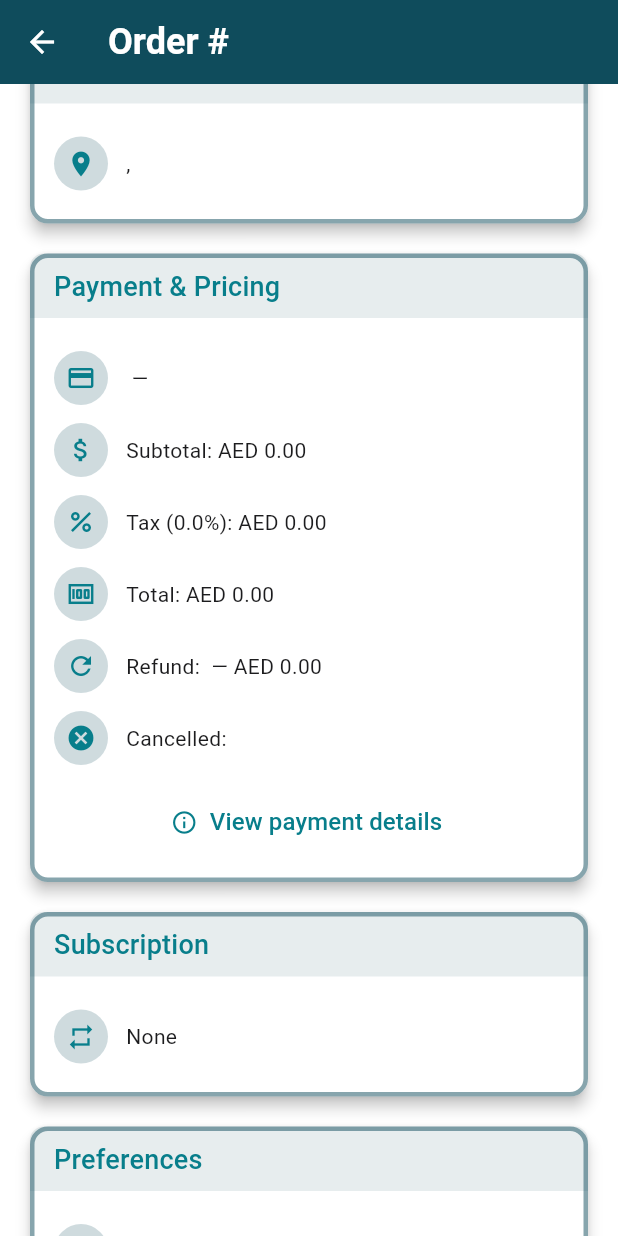
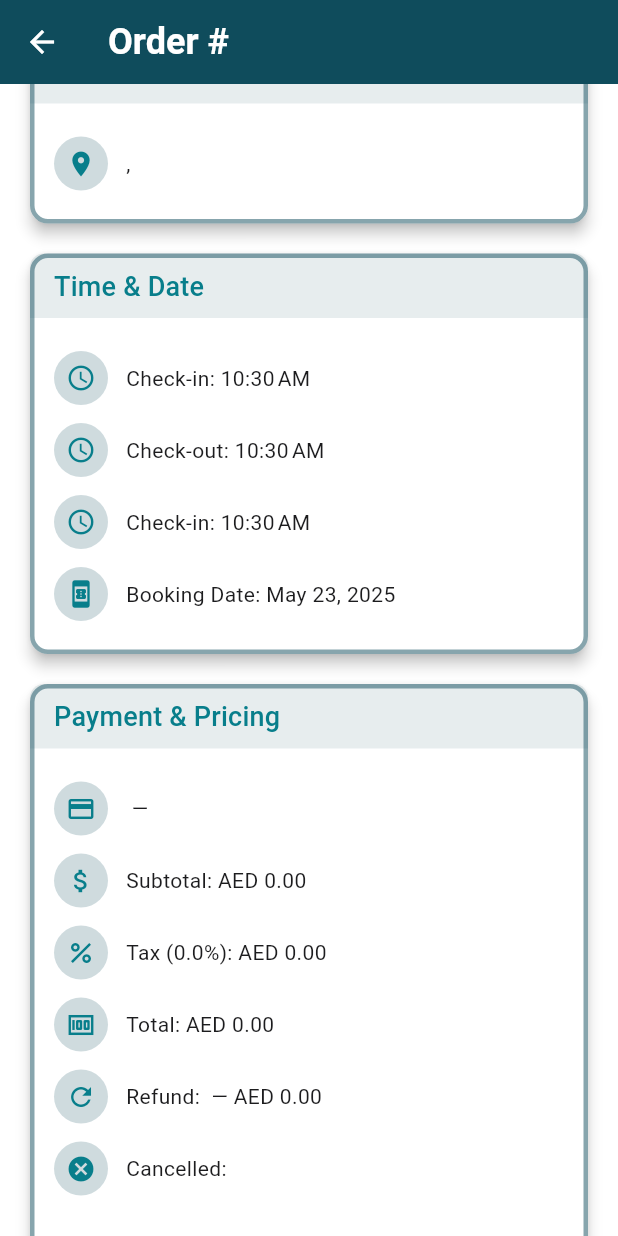
Before and after one commit to ajutheman/klinitadminapp, a Flutter app: the OrderDetailPage screen opened directly with empty values, scrolled down 576 dp, on a phone screen of 412 x 824 dp. Run offline on Flutter 3.47's test engine with Material 3 defaults, Android fonts, the light colour scheme and no system bars; our stand-ins replace dio, equatable, firebase_core, firebase_messaging, flutter_bloc, flutter_svg and 1 more; accounts and stored records are empty; project files that could hold a hidden picture were left out.

Commit message:
fixed it complect

```diff
--- a/lib/features/orders/models/order_model.dart
+++ b/lib/features/orders/models/order_model.dart
@@ -59,6 +59,12 @@ class Order {
   final List<OrderItem> orderItems;
 
   final List<WorkAssignment> workAssignments;
+  final String? typeOfCleaning;
+  final String? nextGuestCheckInTime;
+  final String? wifiAccessCode;
+  final String? referralAdCode;
+  final int? referralAdBonusCoins;
+
 
   Order({
     required this.id,
@@ -113,6 +119,8 @@ class Order {
     this.address,
     required this.orderItems,
     required this.workAssignments,
+    this.typeOfCleaning,this.nextGuestCheckInTime,this.wifiAccessCode,this.referralAdCode,
+    this.referralAdBonusCoins,
   });
 
   factory Order.fromJson(Map<String, dynamic> json) {
@@ -195,6 +203,9 @@ class Order {
       // createdAt: json['created_at'] != null
       //     ? DateTime.tryParse(json['created_at'])
       //     : null,
+      typeOfCleaning: json['type_of_cleaning'],
+      nextGuestCheckInTime: json['next_guest_check_in_time'],
+      wifiAccessCode: json['wifi_access_code'],
       customer:
           json['customer'] != null ? Customer.fromJson(json['customer']) : null,
       address:
--- a/lib/features/orders/screens/OrderDetailPage.dart
+++ b/lib/features/orders/screens/OrderDetailPage.dart
@@ -967,7 +967,48 @@ class OrderDetailPage extends StatelessWidget {
           ],
         ),
       ),
+      if ((order.notes ?? '').isNotEmpty)
+        _animatedCard(
+          _section(
+            context,
+            title: 'Notes',
+            children: [
+              Text(order.notes!,
+                  style: theme.textTheme.bodyMedium?.copyWith(fontStyle: FontStyle.italic)),
+            ],
+          ),
+        ),
+      _animatedCard(
+        _section(
+          context,
+          title: 'Time & Date',
+          children: [
+            _infoRow(
+              theme,
+              Icons.access_time,
+              'Check‑in: ${order.checkInTime != null ? DateFormat.jm().format(order.checkInTime! as DateTime) : '-'}',
+            ),
+            _infoRow(
+              theme,
+              Icons.access_time_outlined,
+              'Check‑out: ${order.checkOutTime != null ? DateFormat.jm().format(order.checkOutTime! as DateTime) : '-'}',
+            ),
+            _infoRow(
+              theme, Icons.access_time,
+              'Check-in: ${order.checkInTime != null
+                  ? DateFormat.jm().format(order.checkInTime!)
+                  : '-'}',
+            ),
 
+            if (order.bookingDate != null)
+              _infoRow(
+                theme,
+                Icons.book_online,
+                'Booking Date: ${DateFormat.yMMMd().format(order.bookingDate!)}',
+              ),
+          ],
+        ),
+      ),
       _animatedCard(
         _section(
           context,
@@ -1037,96 +1078,6 @@ class OrderDetailPage extends StatelessWidget {
           ],
         ),
       ),
-
-      _animatedCard(
-        _section(
-          context,
-          title: 'Preferences',
-          children: [
-            _infoRow(theme, Icons.bedroom_parent_outlined, 'Bedrooms: ${order.bedrooms ?? '-'}'),
-            _infoRow(theme, Icons.pets, 'Pets Present: ${order.petsPresent ? 'Yes' : 'No'}'),
-            _infoRow(theme, Icons.bed, 'Beds: ${order.beds ?? '-'}'),
-            _infoRow(theme, Icons.weekend, 'Sofa Beds: ${order.sofaBeds ?? '-'}'),
-            _infoRow(theme, Icons.label_outline_sharp,
-                'With Linen: ${order.withLinen == 1 ? 'Yes' : 'No'}'),
-            _infoRow(theme, Icons.shopping_bag,
-                'With Supplies: ${order.withSupplies == 1 ? 'Yes' : 'No'}'),
-            _infoRow(theme, Icons.door_front_door,
-                'Door Access: ${order.doorAccessCode ?? '-'}'),
-            _infoRow(theme, Icons.people, 'Occupancy: ${order.occupancy ?? '-'}'),
-          ],
-        ),
-      ),
-
-      _animatedCard(
-        _section(
-          context,
-          title: 'Time & Date',
-          children: [
-            _infoRow(
-              theme,
-              Icons.access_time,
-              'Check‑in: ${order.checkInTime != null ? DateFormat.jm().format(order.checkInTime! as DateTime) : '-'}',
-            ),
-            _infoRow(
-              theme,
-              Icons.access_time_outlined,
-              'Check‑out: ${order.checkOutTime != null ? DateFormat.jm().format(order.checkOutTime! as DateTime) : '-'}',
-            ),
-            _infoRow(
-              theme, Icons.access_time,
-              'Check-in: ${order.checkInTime != null
-                  ? DateFormat.jm().format(order.checkInTime!)
-                  : '-'}',
-            ),
-
-            if (order.bookingDate != null)
-              _infoRow(
-                theme,
-                Icons.book_online,
-                'Booking Date: ${DateFormat.yMMMd().format(order.bookingDate!)}',
-              ),
-          ],
-        ),
-      ),
-
-      _animatedCard(
-        _section(
-          context,
-          title: 'Coupon & Referral',
-          children: [
-            _infoRow(theme, Icons.local_offer, 'Coupon Code: ${order.couponCode ?? '-'}'),
-            _infoRow(theme, Icons.money_off,
-                'Coupon Discount: AED ${order.couponDiscount.toStringAsFixed(2)}'),
-            _infoRow(theme, Icons.redeem, 'Referral Code: ${order.referralCode ?? '-'}'),
-            _infoRow(theme, Icons.stars, 'Referral Bonus: ${order.referralBonusCoins} coins'),
-          ],
-        ),
-      ),
-
-      _animatedCard(
-        _section(
-          context,
-          title: 'Order Meta',
-          children: [
-            _infoRow(theme, Icons.home_work, 'Customer Addr ID: ${order.customerAddressId}'),
-            _infoRow(theme, Icons.schedule, 'Schedule ID: ${order.scheduledTimeId}'),
-          ],
-        ),
-      ),
-
-      if ((order.notes ?? '').isNotEmpty)
-        _animatedCard(
-          _section(
-            context,
-            title: 'Notes',
-            children: [
-              Text(order.notes!,
-                  style: theme.textTheme.bodyMedium?.copyWith(fontStyle: FontStyle.italic)),
-            ],
-          ),
-        ),
-
       if (order.orderItems.isNotEmpty)
         _animatedCard(
           _section(
@@ -1154,9 +1105,7 @@ class OrderDetailPage extends StatelessWidget {
               );
             }).toList(),
           ),
-        ),
-
-      _animatedCard(
+        ), _animatedCard(
         _section(
           context,
           title: 'Assigned Employees',
@@ -1183,6 +1132,87 @@ class OrderDetailPage extends StatelessWidget {
           }).toList(),
         ),
       ),
+      _animatedCard(
+        _section(
+          context,
+          title: 'Preferences',
+          children: [
+            _infoRow(theme, Icons.bedroom_parent_outlined, 'Bedrooms: ${order.bedrooms ?? '-'}'),
+            _infoRow(theme, Icons.pets, 'Pets Present: ${order.petsPresent ? 'Yes' : 'No'}'),
+            _infoRow(theme, Icons.bed, 'Beds: ${order.beds ?? '-'}'),
+            _infoRow(theme, Icons.weekend, 'Sofa Beds: ${order.sofaBeds ?? '-'}'),
+            _infoRow(theme, Icons.label_outline_sharp,
+                'With Linen: ${order.withLinen == 1 ? 'Yes' : 'No'}'),
+            _infoRow(theme, Icons.shopping_bag,
+                'With Supplies: ${order.withSupplies == 1 ? 'Yes' : 'No'}'),
+            _infoRow(theme, Icons.door_front_door,
+                'Door Access: ${order.doorAccessCode ?? '-'}'),
+            _infoRow(theme, Icons.people, 'Occupancy: ${order.occupancy ?? '-'}'),   _infoRow(theme, Icons.cleaning_services, 'Type: ${order.typeOfCleaning}'),
+            _infoRow(theme, Icons.timer_outlined, 'Next Guest Check-In: ${order.nextGuestCheckInTime}'),
+            _infoRow(theme, Icons.wifi, 'WiFi Code: ${order.wifiAccessCode}'),
+
+          ],
+        ),
+      ),
+
+
+
+      _animatedCard(
+        _section(
+          context,
+          title: 'Coupon & Referral',
+          children: [
+            _infoRow(theme, Icons.local_offer, 'Coupon Code: ${order.couponCode ?? '-'}'),
+            _infoRow(theme, Icons.money_off,
+                'Coupon Discount: AED ${order.couponDiscount.toStringAsFixed(2)}'),
+            _infoRow(theme, Icons.redeem, 'Referral Code: ${order.referralCode ?? '-'}'),
+            _infoRow(theme, Icons.stars, 'Referral Bonus: ${order.referralBonusCoins} coins'),
+          ],
+        ),
+      ),
+      // _animatedCard(
+      //   _section(
+      //     context,
+      //     title: 'Stripe Metadata',
+      //     children: [
+      //       _infoRow(theme, Icons.confirmation_number_outlined, 'Order Number: ${order.stripeMetadata?["order_number"] ?? '-'}'),
+      //       _infoRow(theme, Icons.receipt_long, 'Stripe Order ID: ${order.stripeMetadata?["order_id"] ?? '-'}'),
+      //       _infoRow(theme, Icons.person_outline, 'Stripe Customer ID: ${order.stripeMetadata?["customer_id"] ?? '-'}'),
+      //     ],
+      //   ),
+      // ),
+
+      _animatedCard(
+        _section(
+          context,
+          title: 'Order Meta',
+          children: [
+            _infoRow(theme, Icons.home_work, 'Customer Addr ID: ${order.customerAddressId}'),
+            _infoRow(theme, Icons.schedule, 'Schedule ID: ${order.scheduledTimeId}'),
+          ],
+        ),
+      ),
+    _animatedCard(
+    _section(
+    context,
+    title: 'System Metadata',
+    children: [
+    // _infoRow(theme, Icons.fingerprint, 'Encrypted ID: ${order.encryptedId}'),
+    if (order.createdAt != null)
+    _infoRow(theme, Icons.schedule, 'Created: ${DateFormat.yMMMd().add_jm().format(order.createdAt!)}'),
+    if (order.updatedAt != null)
+    _infoRow(theme, Icons.update, 'Updated: ${DateFormat.yMMMd().add_jm().format(order.updatedAt!)}'),
+    if ((order.deletedAt ?? '').isNotEmpty)
+    _infoRow(theme, Icons.delete_forever, 'Deleted At: ${order.deletedAt}'),
+    ],
+    ),
+    ),
+
+
+
+
+
+
     ];
 
     return Scaffold(
```
